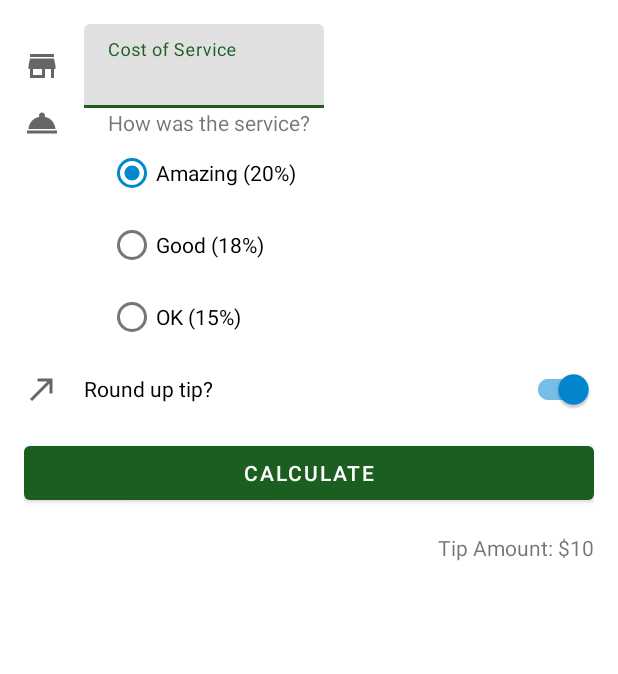
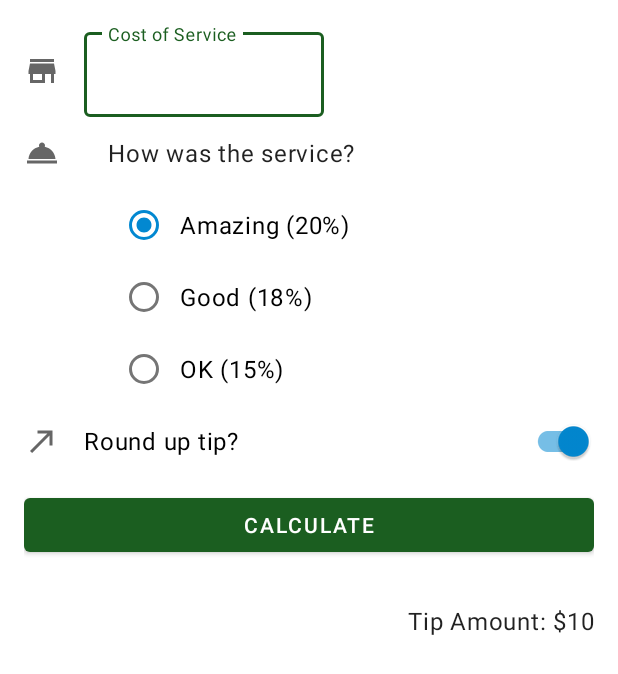
Before and after one commit to lee989898/Dating, an Android app: the layout activity_main.xml on its own in the app's theme, with its tools: preview values and no code run, on a phone screen of 412 x 824 dp. Shown: the top 674 px of the screen. Run offline under Robolectric (Android 15) with nearby library versions, the phone set to English and light mode, and no system bars.

Commit message:
스크롤 뷰 추가

```diff
--- a/TipTime/app/src/main/res/layout/activity_main.xml
+++ b/TipTime/app/src/main/res/layout/activity_main.xml
@@ -1,4 +1,12 @@
 <?xml version="1.0" encoding="utf-8"?>
+
+<ScrollView
+    xmlns:android="http://schemas.android.com/apk/res/android"
+    xmlns:app="http://schemas.android.com/apk/res-auto"
+    xmlns:tools="http://schemas.android.com/tools"
+    android:layout_height="match_parent"
+    android:layout_width="match_parent">
+
 <androidx.constraintlayout.widget.ConstraintLayout xmlns:android="http://schemas.android.com/apk/res/android"
     xmlns:app="http://schemas.android.com/apk/res-auto"
     xmlns:tools="http://schemas.android.com/tools"
@@ -50,6 +58,7 @@
 
     <TextView
         android:id="@+id/service_question"
+        style="@style/Widget.TipTime.TextView"
         android:layout_width="wrap_content"
         android:layout_height="wrap_content"
         android:text="How was the service?"
@@ -59,6 +68,7 @@
 
     <RadioGroup
         android:id="@+id/tip_option"
+        style="@style/Widget.TipTime.CompoundButton.RadioButton"
         android:layout_width="wrap_content"
         android:layout_height="wrap_content"
         android:checkedButton="@id/option_twenty_percent"
@@ -101,6 +111,7 @@
 
     <com.google.android.material.switchmaterial.SwitchMaterial
         android:id="@+id/round_up_switch"
+        style="@style/Widget.TipTime.CompoundButton.Switch"
         android:layout_width="0dp"
         android:layout_height="wrap_content"
         android:checked="true"
@@ -122,6 +133,7 @@
 
     <TextView
         android:id="@+id/tip_result"
+        style="@style/Widget.TipTime.TextView"
         android:layout_width="wrap_content"
         android:layout_height="wrap_content"
         tools:text="Tip Amount: $10"
@@ -130,3 +142,4 @@
         app:layout_constraintTop_toBottomOf="@id/calculate_button" />
 
 </androidx.constraintlayout.widget.ConstraintLayout>
+</ScrollView>
--- a/TipTime/app/src/main/res/values-night/themes.xml
+++ b/TipTime/app/src/main/res/values-night/themes.xml
@@ -12,5 +12,11 @@
         <!-- Status bar color. -->
         <item name="android:statusBarColor" tools:targetApi="l">?attr/colorPrimaryVariant</item>
         <!-- Customize your theme here. -->
+        <item name="textInputStyle">@style/Widget.MaterialComponents.TextInputLayout.OutlinedBox</item>
+        <!-- For radio buttons -->
+        <item name="radioButtonStyle">@style/Widget.TipTime.CompoundButton.RadioButton</item>
+        <!-- For switches -->
+        <item name="switchStyle">@style/Widget.TipTime.CompoundButton.Switch</item>
     </style>
+
 </resources>
--- /dev/null
+++ b/TipTime/app/src/main/res/values/dimens.xml
@@ -0,0 +1,4 @@
+<?xml version="1.0" encoding="utf-8"?>
+<resources>
+    <dimen name="min_text_height">48dp</dimen>
+</resources>
--- a/TipTime/app/src/main/res/values/style.xml
+++ b/TipTime/app/src/main/res/values/style.xml
@@ -1,2 +1,20 @@
 <?xml version="1.0" encoding="utf-8"?>
-<resources></resources>
+<resources>
+    <style name="Widget.TipTime.TextView" parent="Widget.MaterialComponents.TextView">
+        <item name="android:minHeight">@dimen/min_text_height</item>
+        <item name="android:gravity">center_vertical</item>
+        <item name="android:textAppearance">?attr/textAppearanceBody1</item>
+    </style>
+
+    <style name="Widget.TipTime.CompoundButton.Switch" parent="Widget.MaterialComponents.CompoundButton.Switch">
+        <item name="android:minHeight">@dimen/min_text_height</item>
+        <item name="android:gravity">center_vertical</item>
+        <item name="android:textAppearance">?attr/textAppearanceBody1</item>
+    </style>
+
+    <style name="Widget.TipTime.CompoundButton.RadioButton"
+        parent="Widget.MaterialComponents.CompoundButton.RadioButton">
+        <item name="android:paddingStart">8dp</item>
+        <item name="android:textAppearance">?attr/textAppearanceBody1</item>
+    </style>
+</resources>
--- a/TipTime/app/src/main/res/values/themes.xml
+++ b/TipTime/app/src/main/res/values/themes.xml
@@ -12,5 +12,10 @@
         <!-- Status bar color. -->
         <item name="android:statusBarColor" tools:targetApi="l">?attr/colorPrimaryVariant</item>
         <!-- Customize your theme here. -->
+        <item name="textInputStyle">@style/Widget.MaterialComponents.TextInputLayout.OutlinedBox</item>
+        <!-- Radio buttons -->
+        <item name="radioButtonStyle">@style/Widget.TipTime.CompoundButton.RadioButton</item>
+        <!-- Switches -->
+        <item name="switchStyle">@style/Widget.TipTime.CompoundButton.Switch</item>
     </style>
 </resources>
```
